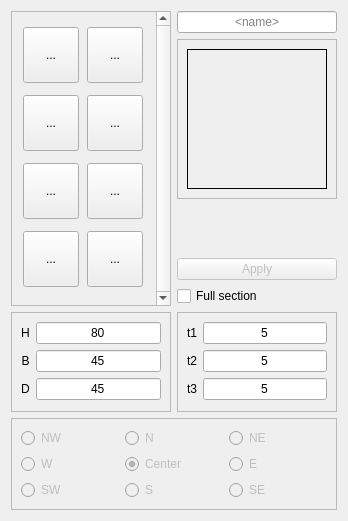
Qt form dialogz/sections.ui (oddtopus/dodo) before a commit.
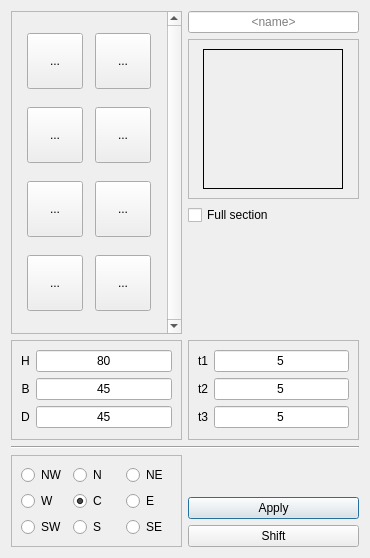
The same form after that commit. Icons and pictures are not drawn.

What changed in the file:
```diff
--- a/dialogz/sections.ui
+++ b/dialogz/sections.ui
@@ -6,15 +6,22 @@
    <rect>
     <x>0</x>
     <y>0</y>
-    <width>346</width>
-    <height>521</height>
+    <width>370</width>
+    <height>558</height>
    </rect>
   </property>
   <property name="windowTitle">
    <string>Beams profile editor</string>
   </property>
   <layout class="QGridLayout" name="gridLayout_4">
-   <item row="5" column="1">
+   <item row="9" column="1" colspan="2">
+    <widget class="Line" name="line">
+     <property name="orientation">
+      <enum>Qt::Horizontal</enum>
+     </property>
+    </widget>
+   </item>
+   <item row="8" column="1">
     <widget class="QFrame" name="frameDims">
      <property name="sizePolicy">
       <sizepolicy hsizetype="MinimumExpanding" vsizetype="Preferred">
@@ -104,7 +111,7 @@
      <zorder>labB</zorder>
     </widget>
    </item>
-   <item row="5" column="2">
+   <item row="8" column="2">
     <widget class="QFrame" name="frameThk">
      <property name="sizePolicy">
       <sizepolicy hsizetype="MinimumExpanding" vsizetype="Preferred">
@@ -188,28 +195,21 @@
      </layout>
     </widget>
    </item>
-   <item row="3" column="2">
-    <widget class="QPushButton" name="btn2">
-     <property name="enabled">
-      <bool>false</bool>
+   <item row="0" column="2">
+    <widget class="QLineEdit" name="lineEdit">
+     <property name="alignment">
+      <set>Qt::AlignCenter</set>
      </property>
-     <property name="text">
-      <string>Apply</string>
+     <property name="placeholderText">
+      <string>&lt;name&gt;</string>
      </property>
     </widget>
    </item>
-   <item row="4" column="2">
-    <widget class="QCheckBox" name="cbFull">
-     <property name="enabled">
-      <bool>true</bool>
-     </property>
-     <property name="text">
-      <string>Full section</string>
-     </property>
-    </widget>
-   </item>
-   <item row="6" column="1" colspan="2">
+   <item row="10" column="1" rowspan="3">
     <widget class="QFrame" name="frame">
+     <property name="enabled">
+      <bool>true</bool>
+     </property>
      <property name="frameShape">
       <enum>QFrame::StyledPanel</enum>
      </property>
@@ -220,7 +220,7 @@
       <item row="0" column="0">
        <widget class="QRadioButton" name="rbNW">
         <property name="enabled">
-         <bool>false</bool>
+         <bool>true</bool>
         </property>
         <property name="text">
          <string>NW</string>
@@ -230,7 +230,7 @@
       <item row="0" column="1">
        <widget class="QRadioButton" name="rbN">
         <property name="enabled">
-         <bool>false</bool>
+         <bool>true</bool>
         </property>
         <property name="text">
          <string>N</string>
@@ -240,7 +240,7 @@
       <item row="0" column="2">
        <widget class="QRadioButton" name="radioButton_3">
         <property name="enabled">
-         <bool>false</bool>
+         <bool>true</bool>
         </property>
         <property name="text">
          <string>NE</string>
@@ -250,7 +250,7 @@
       <item row="1" column="0">
        <widget class="QRadioButton" name="rbW">
         <property name="enabled">
-         <bool>false</bool>
+         <bool>true</bool>
         </property>
         <property name="text">
          <string>W</string>
@@ -260,10 +260,10 @@
       <item row="1" column="1">
        <widget class="QRadioButton" name="rbCenter">
         <property name="enabled">
-         <bool>false</bool>
+         <bool>true</bool>
         </property>
         <property name="text">
-         <string>Center</string>
+         <string>C</string>
         </property>
         <property name="checked">
          <bool>true</bool>
@@ -273,7 +273,7 @@
       <item row="1" column="2">
        <widget class="QRadioButton" name="rbE">
         <property name="enabled">
-         <bool>false</bool>
+         <bool>true</bool>
         </property>
         <property name="text">
          <string>E</string>
@@ -283,7 +283,7 @@
       <item row="2" column="0">
        <widget class="QRadioButton" name="rbSW">
         <property name="enabled">
-         <bool>false</bool>
+         <bool>true</bool>
         </property>
         <property name="text">
          <string>SW</string>
@@ -293,7 +293,7 @@
       <item row="2" column="1">
        <widget class="QRadioButton" name="rbS">
         <property name="enabled">
-         <bool>false</bool>
+         <bool>true</bool>
         </property>
         <property name="text">
          <string>S</string>
@@ -303,7 +303,7 @@
       <item row="2" column="2">
        <widget class="QRadioButton" name="rbSE">
         <property name="enabled">
-         <bool>false</bool>
+         <bool>true</bool>
         </property>
         <property name="text">
          <string>SE</string>
@@ -313,17 +313,7 @@
      </layout>
     </widget>
    </item>
-   <item row="0" column="2">
-    <widget class="QLineEdit" name="lineEdit">
-     <property name="alignment">
-      <set>Qt::AlignCenter</set>
-     </property>
-     <property name="placeholderText">
-      <string>&lt;name&gt;</string>
-     </property>
-    </widget>
-   </item>
-   <item row="0" column="1" rowspan="5">
+   <item row="0" column="1" rowspan="7">
     <widget class="QScrollArea" name="scrollArea">
      <property name="sizePolicy">
       <sizepolicy hsizetype="MinimumExpanding" vsizetype="MinimumExpanding">
@@ -363,8 +353,8 @@
        <rect>
         <x>0</x>
         <y>0</y>
-        <width>140</width>
-        <height>293</height>
+        <width>153</width>
+        <height>321</height>
        </rect>
       </property>
       <layout class="QGridLayout" name="gridLayout_5">
@@ -664,7 +654,7 @@
       <enum>QFrame::Raised</enum>
      </property>
      <layout class="QGridLayout" name="gridLayout_6">
-      <item row="0" column="0">
+      <item row="1" column="0">
        <widget class="QLabel" name="labImg">
         <property name="sizePolicy">
          <sizepolicy hsizetype="MinimumExpanding" vsizetype="MinimumExpanding">
@@ -704,7 +694,7 @@
      </layout>
     </widget>
    </item>
-   <item row="2" column="2">
+   <item row="3" column="2">
     <spacer name="verticalSpacer">
      <property name="orientation">
       <enum>Qt::Vertical</enum>
@@ -717,6 +707,49 @@
      </property>
     </spacer>
    </item>
+   <item row="2" column="2">
+    <widget class="QCheckBox" name="cbFull">
+     <property name="enabled">
+      <bool>true</bool>
+     </property>
+     <property name="text">
+      <string>Full section</string>
+     </property>
+    </widget>
+   </item>
+   <item row="10" column="2">
+    <widget class="QLabel" name="labSelect">
+     <property name="text">
+      <string>&lt;selection&gt;</string>
+     </property>
+     <property name="alignment">
+      <set>Qt::AlignCenter</set>
+     </property>
+    </widget>
+   </item>
+   <item row="11" column="2">
+    <widget class="QPushButton" name="btn1">
+     <property name="enabled">
+      <bool>true</bool>
+     </property>
+     <property name="text">
+      <string>Apply</string>
+     </property>
+    </widget>
+   </item>
+   <item row="12" column="2">
+    <widget class="QPushButton" name="btn2">
+     <property name="sizePolicy">
+      <sizepolicy hsizetype="Minimum" vsizetype="Fixed">
+       <horstretch>0</horstretch>
+       <verstretch>0</verstretch>
+      </sizepolicy>
+     </property>
+     <property name="text">
+      <string>Shift</string>
+     </property>
+    </widget>
+   </item>
   </layout>
  </widget>
  <tabstops>
```
Left out of the diff: 10 changed lines with no effect on the pictures.
